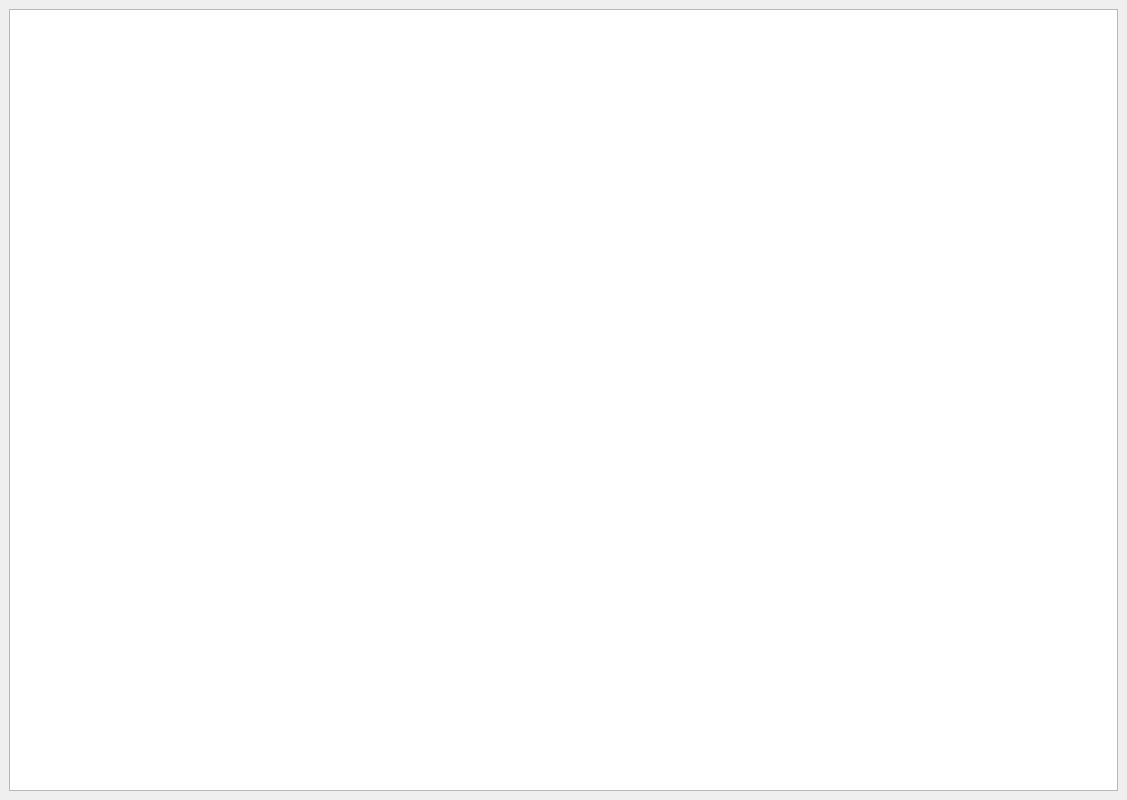
Above: sem07/lab04/src/gui/lab04.ui from MyMiDiII/bmstu-modeling before the change. Below: the same form after it.
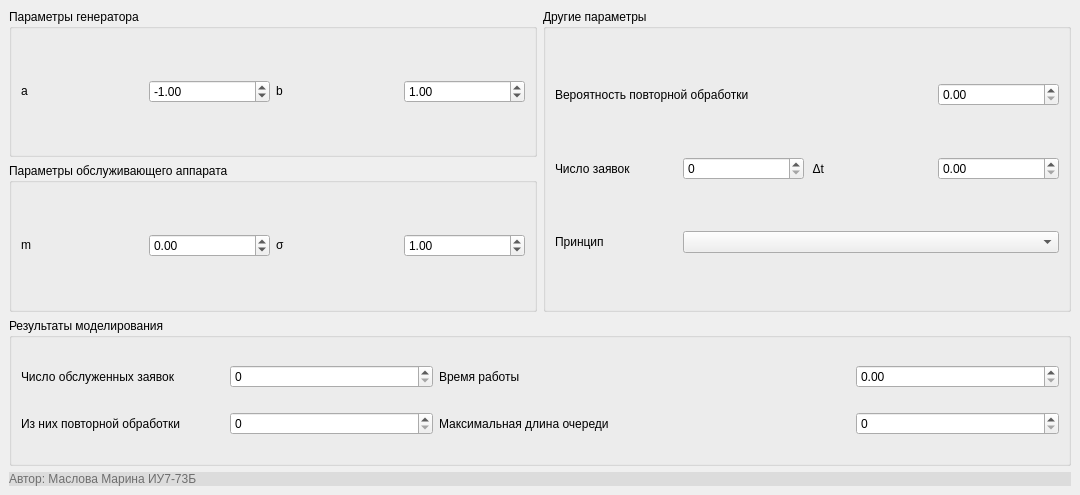
That is the form after the change.

Commit message: ADD: lab04 interface

The edit to the form file:
```diff
--- a/sem07/lab04/src/gui/lab04.ui
+++ b/sem07/lab04/src/gui/lab04.ui
@@ -6,17 +6,323 @@
    <rect>
     <x>0</x>
     <y>0</y>
-    <width>1127</width>
-    <height>800</height>
+    <width>1080</width>
+    <height>495</height>
    </rect>
   </property>
   <property name="windowTitle">
    <string>Маслова Марина ИУ7-73Б Лабораторная работа №4</string>
   </property>
   <widget class="QWidget" name="centralwidget">
-   <layout class="QGridLayout" name="gridLayout_2">
+   <layout class="QGridLayout" name="gridLayout_5">
     <item row="0" column="0">
-     <widget class="QPlainTextEdit" name="plainTextEdit"/>
+     <widget class="QGroupBox" name="gbGeneratorParams">
+      <property name="sizePolicy">
+       <sizepolicy hsizetype="Minimum" vsizetype="Minimum">
+        <horstretch>0</horstretch>
+        <verstretch>0</verstretch>
+       </sizepolicy>
+      </property>
+      <property name="title">
+       <string>Параметры генератора</string>
+      </property>
+      <layout class="QGridLayout" name="gridLayout_2">
+       <item row="0" column="2">
+        <widget class="QLabel" name="lblB">
+         <property name="sizePolicy">
+          <sizepolicy hsizetype="Minimum" vsizetype="Fixed">
+           <horstretch>0</horstretch>
+           <verstretch>0</verstretch>
+          </sizepolicy>
+         </property>
+         <property name="text">
+          <string>b</string>
+         </property>
+        </widget>
+       </item>
+       <item row="0" column="1">
+        <widget class="QDoubleSpinBox" name="sbA">
+         <property name="sizePolicy">
+          <sizepolicy hsizetype="Preferred" vsizetype="Fixed">
+           <horstretch>0</horstretch>
+           <verstretch>0</verstretch>
+          </sizepolicy>
+         </property>
+         <property name="minimum">
+          <double>-1000.000000000000000</double>
+         </property>
+         <property name="maximum">
+          <double>1000.000000000000000</double>
+         </property>
+         <property name="singleStep">
+          <double>0.010000000000000</double>
+         </property>
+         <property name="value">
+          <double>-1.000000000000000</double>
+         </property>
+        </widget>
+       </item>
+       <item row="0" column="0">
+        <widget class="QLabel" name="lblA">
+         <property name="sizePolicy">
+          <sizepolicy hsizetype="Minimum" vsizetype="Fixed">
+           <horstretch>0</horstretch>
+           <verstretch>0</verstretch>
+          </sizepolicy>
+         </property>
+         <property name="text">
+          <string>a</string>
+         </property>
+        </widget>
+       </item>
+       <item row="0" column="3">
+        <widget class="QDoubleSpinBox" name="sbB">
+         <property name="sizePolicy">
+          <sizepolicy hsizetype="Preferred" vsizetype="Fixed">
+           <horstretch>0</horstretch>
+           <verstretch>0</verstretch>
+          </sizepolicy>
+         </property>
+         <property name="minimum">
+          <double>-1000.000000000000000</double>
+         </property>
+         <property name="maximum">
+          <double>1000.000000000000000</double>
+         </property>
+         <property name="singleStep">
+          <double>0.010000000000000</double>
+         </property>
+         <property name="value">
+          <double>1.000000000000000</double>
+         </property>
+        </widget>
+       </item>
+      </layout>
+     </widget>
+    </item>
+    <item row="0" column="1" rowspan="2">
+     <widget class="QGroupBox" name="gbOthersParams">
+      <property name="title">
+       <string>Другие параметры</string>
+      </property>
+      <layout class="QGridLayout" name="gridLayout">
+       <item row="1" column="2">
+        <widget class="QLabel" name="lblDeltaT">
+         <property name="text">
+          <string> Δt</string>
+         </property>
+        </widget>
+       </item>
+       <item row="1" column="3">
+        <widget class="QDoubleSpinBox" name="dsbDeltaT"/>
+       </item>
+       <item row="1" column="0">
+        <widget class="QLabel" name="lblRequestNum">
+         <property name="text">
+          <string>Число заявок</string>
+         </property>
+        </widget>
+       </item>
+       <item row="0" column="3">
+        <widget class="QDoubleSpinBox" name="dsbProbability">
+         <property name="maximum">
+          <double>1.000000000000000</double>
+         </property>
+         <property name="singleStep">
+          <double>0.100000000000000</double>
+         </property>
+        </widget>
+       </item>
+       <item row="0" column="0" colspan="3">
+        <widget class="QLabel" name="lblProbabiltiry">
+         <property name="text">
+          <string>Вероятность повторной обработки</string>
+         </property>
+        </widget>
+       </item>
+       <item row="1" column="1">
+        <widget class="QSpinBox" name="sbRequestNum">
+         <property name="maximum">
+          <number>10000</number>
+         </property>
+        </widget>
+       </item>
+       <item row="2" column="0">
+        <widget class="QLabel" name="lblPrinciple">
+         <property name="text">
+          <string>Принцип</string>
+         </property>
+        </widget>
+       </item>
+       <item row="2" column="1" colspan="3">
+        <widget class="QComboBox" name="cbPrinciple"/>
+       </item>
+      </layout>
+     </widget>
+    </item>
+    <item row="1" column="0">
+     <widget class="QGroupBox" name="gbProcessorParams">
+      <property name="sizePolicy">
+       <sizepolicy hsizetype="Minimum" vsizetype="Minimum">
+        <horstretch>0</horstretch>
+        <verstretch>0</verstretch>
+       </sizepolicy>
+      </property>
+      <property name="title">
+       <string>Параметры обслуживающего аппарата</string>
+      </property>
+      <layout class="QGridLayout" name="gridLayout_4">
+       <item row="0" column="0">
+        <widget class="QLabel" name="lblM">
+         <property name="sizePolicy">
+          <sizepolicy hsizetype="Minimum" vsizetype="Fixed">
+           <horstretch>0</horstretch>
+           <verstretch>0</verstretch>
+          </sizepolicy>
+         </property>
+         <property name="text">
+          <string>m</string>
+         </property>
+        </widget>
+       </item>
+       <item row="0" column="2">
+        <widget class="QLabel" name="lblSigma">
+         <property name="sizePolicy">
+          <sizepolicy hsizetype="Minimum" vsizetype="Fixed">
+           <horstretch>0</horstretch>
+           <verstretch>0</verstretch>
+          </sizepolicy>
+         </property>
+         <property name="text">
+          <string>σ </string>
+         </property>
+        </widget>
+       </item>
+       <item row="0" column="1">
+        <widget class="QDoubleSpinBox" name="sbM">
+         <property name="sizePolicy">
+          <sizepolicy hsizetype="Preferred" vsizetype="Fixed">
+           <horstretch>0</horstretch>
+           <verstretch>0</verstretch>
+          </sizepolicy>
+         </property>
+         <property name="minimum">
+          <double>-1000.000000000000000</double>
+         </property>
+         <property name="maximum">
+          <double>1000.000000000000000</double>
+         </property>
+         <property name="singleStep">
+          <double>0.010000000000000</double>
+         </property>
+        </widget>
+       </item>
+       <item row="0" column="3">
+        <widget class="QDoubleSpinBox" name="sbSigma">
+         <property name="sizePolicy">
+          <sizepolicy hsizetype="Preferred" vsizetype="Fixed">
+           <horstretch>0</horstretch>
+           <verstretch>0</verstretch>
+          </sizepolicy>
+         </property>
+         <property name="minimum">
+          <double>0.010000000000000</double>
+         </property>
+         <property name="maximum">
+          <double>1000.000000000000000</double>
+         </property>
+         <property name="singleStep">
+          <double>0.010000000000000</double>
+         </property>
+         <property name="value">
+          <double>1.000000000000000</double>
+         </property>
+        </widget>
+       </item>
+      </layout>
+     </widget>
+    </item>
+    <item row="2" column="0" colspan="2">
+     <widget class="QGroupBox" name="gbResults">
+      <property name="title">
+       <string>Результаты моделирования</string>
+      </property>
+      <layout class="QGridLayout" name="gridLayout_3">
+       <item row="0" column="0">
+        <widget class="QLabel" name="lblResultNum">
+         <property name="text">
+          <string>Число обслуженных заявок</string>
+         </property>
+        </widget>
+       </item>
+       <item row="0" column="1">
+        <widget class="QSpinBox" name="sbResultNum">
+         <property name="maximum">
+          <number>10000</number>
+         </property>
+        </widget>
+       </item>
+       <item row="0" column="2">
+        <widget class="QLabel" name="lblTime">
+         <property name="text">
+          <string>Время работы</string>
+         </property>
+        </widget>
+       </item>
+       <item row="1" column="0">
+        <widget class="QLabel" name="lblRepeat">
+         <property name="text">
+          <string>Из них повторной обработки</string>
+         </property>
+        </widget>
+       </item>
+       <item row="1" column="1">
+        <widget class="QSpinBox" name="sbRepeat">
+         <property name="maximum">
+          <number>20000</number>
+         </property>
+        </widget>
+       </item>
+       <item row="1" column="2" colspan="2">
+        <widget class="QLabel" name="lblMaxLen">
+         <property name="text">
+          <string>Максимальная длина очереди</string>
+         </property>
+        </widget>
+       </item>
+       <item row="1" column="4">
+        <widget class="QSpinBox" name="sbMaxLen">
+         <property name="maximum">
+          <number>30000</number>
+         </property>
+        </widget>
+       </item>
+       <item row="0" column="4">
+        <widget class="QDoubleSpinBox" name="dsbTime">
+         <property name="maximum">
+          <double>100000.000000000000000</double>
+         </property>
+        </widget>
+       </item>
+      </layout>
+     </widget>
+    </item>
+    <item row="3" column="0" colspan="2">
+     <widget class="QLabel" name="lblAuthor">
+      <property name="sizePolicy">
+       <sizepolicy hsizetype="Preferred" vsizetype="Fixed">
+        <horstretch>0</horstretch>
+        <verstretch>0</verstretch>
+       </sizepolicy>
+      </property>
+      <property name="styleSheet">
+       <string notr="true">background-color: rgb(220, 220, 220);
+color: rgb(110, 110, 110);</string>
+      </property>
+      <property name="text">
+       <string>Автор: Маслова Марина ИУ7-73Б</string>
+      </property>
+     </widget>
     </item>
    </layout>
   </widget>
```
The commit also changes 2 other files.
